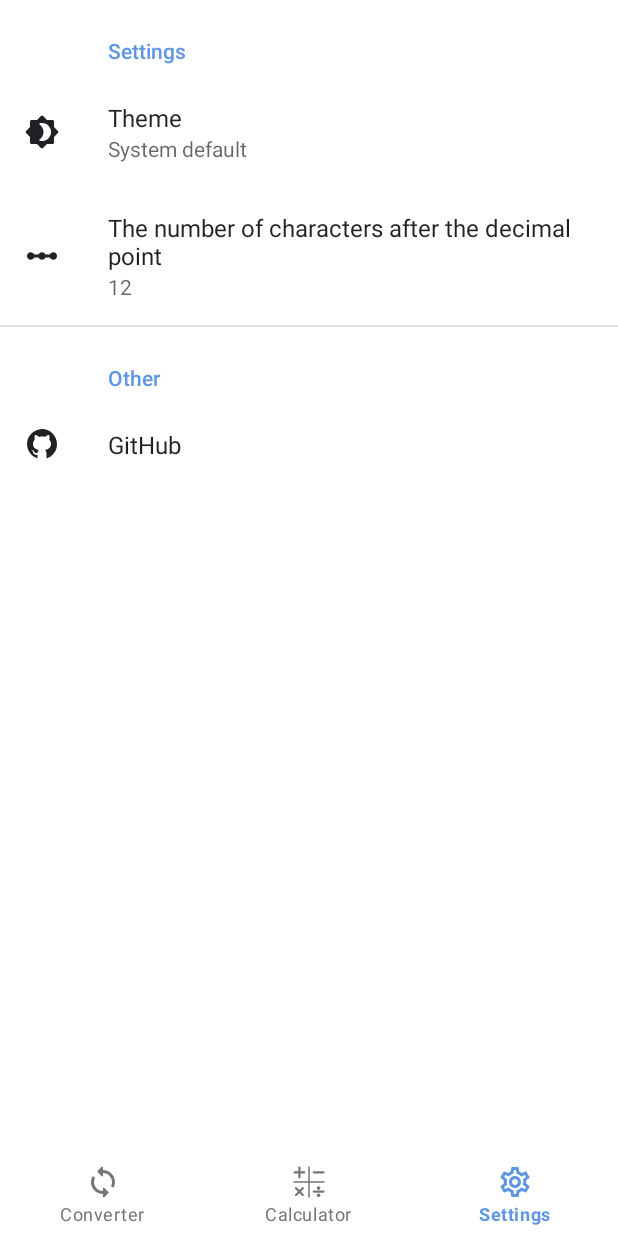
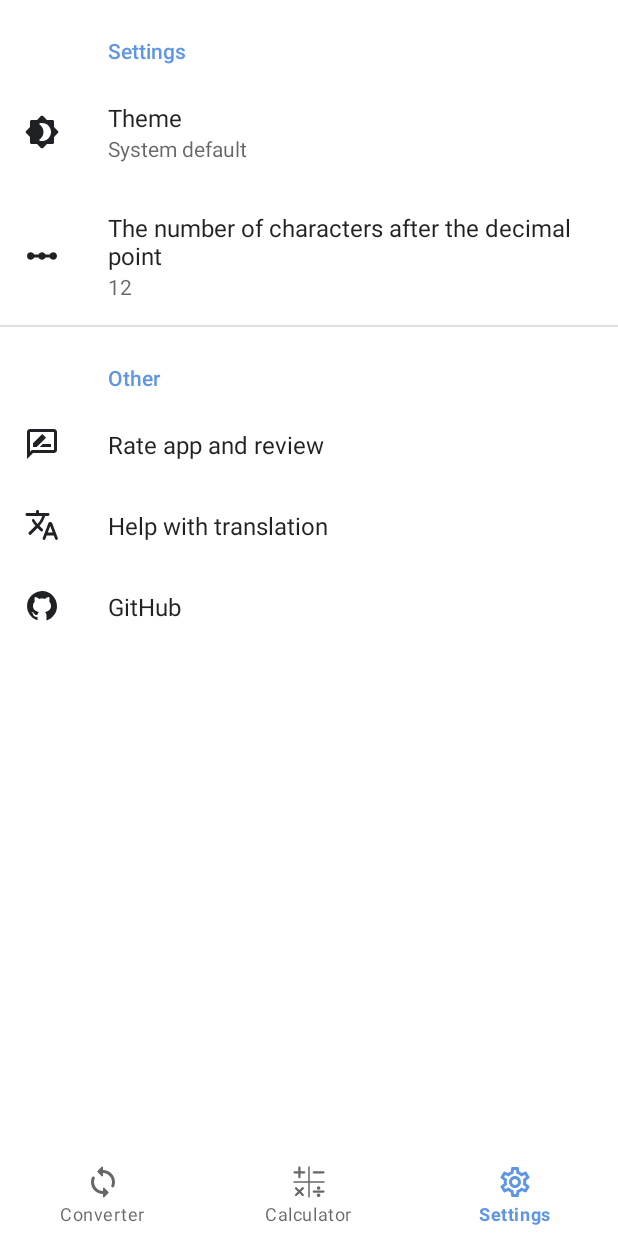
Before and after one commit to jedi1150/number-systems, an Android app: the SettingsFragment screen opened through its navigation route, on a phone screen of 412 x 824 dp. Run offline under Robolectric (Android 15) with nearby library versions, the phone set to English and light mode, and no system bars; our stand-ins replace androidx.preference, navigation-ui; 1 statement that could not run was skipped.

Commit message:
Android 11 support

```diff
--- a/app/src/main/java/ru/sandello/binaryconverter/MainActivity.kt
+++ b/app/src/main/java/ru/sandello/binaryconverter/MainActivity.kt
@@ -13,8 +13,8 @@ import androidx.appcompat.app.AppCompatActivity
 import androidx.appcompat.app.AppCompatDelegate
 import androidx.core.view.updatePadding
 import androidx.navigation.NavController
-import androidx.navigation.Navigation
 import androidx.navigation.findNavController
+import androidx.navigation.fragment.NavHostFragment
 import androidx.navigation.ui.NavigationUI
 import androidx.preference.PreferenceManager
 import kotlinx.android.synthetic.main.activity_main.*
@@ -28,7 +28,6 @@ class MainActivity : AppCompatActivity() {
         super.onCreate(savedInstanceState)
         setNightMode()
         setContentView(R.layout.activity_main)
-
         main_container.setOnApplyWindowInsetsListener { _, insets ->
             bottom_navigation.updatePadding(bottom = insets.systemWindowInsetBottom, right = insets.systemWindowInsetRight, left = insets.systemWindowInsetLeft)
             insets
@@ -37,7 +36,8 @@ class MainActivity : AppCompatActivity() {
         val themePref = getSharedPreferences("decLength", Context.MODE_PRIVATE)
         fractionCount = themePref.getInt("decLength", 12)
 
-        val navController = Navigation.findNavController(this, R.id.nav_host_fragment)
+        val navHostFragment = supportFragmentManager.findFragmentById(R.id.nav_host_fragment) as NavHostFragment
+        val navController = navHostFragment.navController
         setupBottomNavMenu(navController)
         navController.addOnDestinationChangedListener { _, destination, _ ->
             if (destination.label.toString() == "Settings") {
--- a/app/src/main/java/ru/sandello/binaryconverter/SettingsFragment.kt
+++ b/app/src/main/java/ru/sandello/binaryconverter/SettingsFragment.kt
@@ -1,6 +1,5 @@
 package ru.sandello.binaryconverter
 
-import android.content.DialogInterface
 import android.net.Uri
 import android.os.Build
 import android.os.Bundle
@@ -12,15 +11,18 @@ import androidx.core.view.updatePadding
 import androidx.preference.ListPreference
 import androidx.preference.Preference
 import androidx.preference.PreferenceFragmentCompat
-import kotlinx.android.synthetic.main.activity_main.view.*
+import com.google.android.play.core.review.ReviewManagerFactory
 
 
+@Suppress("DEPRECATION")
 class SettingsFragment : PreferenceFragmentCompat() {
 
     override fun onViewCreated(view: View, savedInstanceState: Bundle?) {
         super.onViewCreated(view, savedInstanceState)
-        view.setOnApplyWindowInsetsListener { it, insets ->
-            it.updatePadding(bottom = view.rootView.bottom_navigation.height, right = insets.systemWindowInsetRight, left = insets.systemWindowInsetLeft)
+        view.setOnApplyWindowInsetsListener { v, insets ->
+            view.post {
+                v.updatePadding(top = insets.systemWindowInsetTop, bottom = insets.systemWindowInsetBottom)
+            }
             insets
         }
     }
@@ -30,6 +32,7 @@ class SettingsFragment : PreferenceFragmentCompat() {
         val themePref = findPreference("theme") as ListPreference?
         val languagePref = findPreference("language") as ListPreference?
         val commaPref = findPreference("comma") as ListPreference?
+        val reviewPref = findPreference("review") as Preference?
         val translatePref = findPreference("translate") as Preference?
         val githubPref = findPreference("github") as Preference?
 
@@ -62,7 +65,6 @@ class SettingsFragment : PreferenceFragmentCompat() {
             themePref?.setValueIndex(2)
 
 
-
         val languageEntries = resources.getStringArray(R.array.language_array)
         val languageEntryValues = resources.getStringArray(R.array.language_locale_array)
         languagePref?.entries = languageEntries
@@ -78,11 +80,26 @@ class SettingsFragment : PreferenceFragmentCompat() {
         if (commaPref?.value == null)
             commaPref?.value = "12"
 
+        reviewPref?.setOnPreferenceClickListener {
+            val reviewManager = ReviewManagerFactory.create(activity)
+            val requestReviewFlow = reviewManager.requestReviewFlow()
+            requestReviewFlow.addOnCompleteListener { request ->
+                if (request.isSuccessful) {
+                    val reviewInfo = request.result
+                    val flow = reviewManager.launchReviewFlow(activity, reviewInfo)
+                    flow.addOnCompleteListener {
+                        // Обрабатываем завершение сценария оценки
+                    }
+                }
+            }
+            true
+        }
+
         translatePref?.setOnPreferenceClickListener {
-            val url = "https://t.me/jedi1150"
+            val url = "https://app.lokalise.com/project/500055995e428d3e42ff98.41853582/?view=multi"
             val builder = CustomTabsIntent.Builder()
             val customTabsIntent = builder.build()
-            customTabsIntent.launchUrl(context!!, Uri.parse(url))
+            customTabsIntent.launchUrl(requireContext(), Uri.parse(url))
             true
         }
 
@@ -90,7 +107,7 @@ class SettingsFragment : PreferenceFragmentCompat() {
             val url = "https://github.com/jedi1150/Number-Systems"
             val builder = CustomTabsIntent.Builder()
             val customTabsIntent = builder.build()
-            customTabsIntent.launchUrl(context!!, Uri.parse(url))
+            customTabsIntent.launchUrl(requireContext(), Uri.parse(url))
             true
         }
     }
--- /dev/null
+++ b/app/src/main/res/drawable/rate_review.xml
@@ -0,0 +1,9 @@
+<vector xmlns:android="http://schemas.android.com/apk/res/android"
+    android:width="24dp"
+    android:height="24dp"
+    android:viewportWidth="24"
+    android:viewportHeight="24">
+    <path
+        android:fillColor="?attr/iconColor"
+        android:pathData="M20,2L4,2c-1.1,0 -1.99,0.9 -1.99,2L2,22l4,-4h14c1.1,0 2,-0.9 2,-2L22,4c0,-1.1 -0.9,-2 -2,-2zM20,16L5.17,16l-0.59,0.59 -0.58,0.58L4,4h16v12zM10.5,14L18,14v-2h-5.5zM14.36,8.13c0.2,-0.2 0.2,-0.51 0,-0.71l-1.77,-1.77c-0.2,-0.2 -0.51,-0.2 -0.71,0L6,11.53L6,14h2.47l5.89,-5.87z" />
+</vector>
--- a/app/src/main/res/layout/activity_main.xml
+++ b/app/src/main/res/layout/activity_main.xml
@@ -4,10 +4,10 @@
     android:id="@+id/main_container"
     android:layout_width="match_parent"
     android:layout_height="match_parent"
-    android:fitsSystemWindows="false"
-    android:clipChildren="false">
+    android:clipChildren="false"
+    android:fitsSystemWindows="false">
 
-    <fragment
+    <androidx.fragment.app.FragmentContainerView
         android:id="@+id/nav_host_fragment"
         android:name="androidx.navigation.fragment.NavHostFragment"
         android:layout_width="match_parent"
@@ -22,10 +22,7 @@
         android:layout_width="match_parent"
         android:layout_height="wrap_content"
         android:layout_gravity="bottom"
-        android:background="?attr/colorBottomNavigation"
         app:elevation="0dp"
-        app:itemIconTint="@color/custom_tab_textcolors"
-        app:itemTextColor="@color/custom_tab_textcolors"
         app:menu="@menu/bottom_menu">
 
     </com.google.android.material.bottomnavigation.BottomNavigationView>
@@ -47,26 +44,25 @@
 
         <com.google.android.material.floatingactionbutton.ExtendedFloatingActionButton
             android:id="@+id/clear_fab"
-            style="@style/Widget.MaterialComponents.ExtendedFloatingActionButton.Icon"
             android:layout_width="wrap_content"
             android:layout_height="wrap_content"
             android:layout_gravity="bottom|center|end"
+            android:layout_marginTop="16dp"
             android:layout_marginEnd="16dp"
             android:layout_marginBottom="16dp"
-            android:layout_marginTop="16dp"
-            app:backgroundTint="?attr/colorPrimaryDark"
+            android:backgroundTint="?android:attr/windowBackground"
+            android:elevation="8dp"
             app:icon="@drawable/close"
-            app:iconTint="?attr/colorInverseIcon"
+            app:iconTint="?attr/colorOnBackground"
             app:rippleColor="@color/design_default_color_error" />
 
         <com.google.android.material.floatingactionbutton.ExtendedFloatingActionButton
             android:id="@+id/explanation_fab"
-            style="@style/Widget.MaterialComponents.ExtendedFloatingActionButton.Icon"
             android:layout_width="wrap_content"
             android:layout_height="wrap_content"
             android:layout_gravity="center"
             android:text="@string/explanation"
-            app:icon="@drawable/explanation"/>
+            app:icon="@drawable/explanation" />
 
     </androidx.coordinatorlayout.widget.CoordinatorLayout>
 
--- a/app/src/main/res/layout/fragment_calculator.xml
+++ b/app/src/main/res/layout/fragment_calculator.xml
@@ -39,7 +39,7 @@
                 app:layout_constraintStart_toStartOf="parent"
                 app:layout_constraintTop_toTopOf="parent">
 
-                <androidx.appcompat.widget.AppCompatEditText
+                <com.google.android.material.textfield.TextInputEditText
                     android:id="@+id/editTextVal1"
                     android:layout_width="match_parent"
                     android:layout_height="wrap_content"
@@ -129,7 +129,7 @@
                 app:layout_constraintStart_toStartOf="parent"
                 app:layout_constraintTop_toBottomOf="@+id/toggleGroup">
 
-                <androidx.appcompat.widget.AppCompatEditText
+                <com.google.android.material.textfield.TextInputEditText
                     android:id="@+id/editTextVal2"
                     android:layout_width="match_parent"
                     android:layout_height="wrap_content"
@@ -175,7 +175,7 @@
                 app:layout_constraintTop_toBottomOf="@+id/textInputLayoutCustom2"
                 tools:ignore="KeyboardInaccessibleWidget">
 
-                <androidx.appcompat.widget.AppCompatEditText
+                <com.google.android.material.textfield.TextInputEditText
                     android:id="@+id/editTextResult"
                     android:layout_width="match_parent"
                     android:layout_height="wrap_content"
--- a/app/src/main/res/values/strings.xml
+++ b/app/src/main/res/values/strings.xml
@@ -17,12 +17,14 @@
     <string name="step_3">Write the result in reverse order</string>
     <string name="available_characters_for_input">Available characters for input</string>
     <string name="index" translatable="false">index</string>
+    <string name="multiply_symb" translatable="false">×</string>
     <string name="settings">Settings</string>
     <string name="step_4">The fractional part of the number is multiplied by the base of the new</string>
     <string name="light">Light</string>
     <string name="dark">Dark</string>
     <string name="battery_saver">Set by Battery Saver</string>
     <string name="system_default">System default</string>
+    <string name="cancel">Cancel</string>
     <string name="language">Language</string>
     <string name="help_with_translate">Help with translation</string>
     <string name="github" translatable="false">GitHub</string>
@@ -39,4 +41,5 @@
   <string name="choose_theme">Theme</string>
   <string name="other">Other</string>
   <string name="copied">Copied</string>
+    <string name="review">Rate app and review</string>
 </resources>
--- a/app/src/main/res/xml/root_preferences.xml
+++ b/app/src/main/res/xml/root_preferences.xml
@@ -25,8 +25,12 @@
     <PreferenceCategory app:title="@string/other">
 
         <Preference
+            app:icon="@drawable/rate_review"
+            app:key="review"
+            app:title="@string/review" />
+
+        <Preference
             app:icon="@drawable/translate"
-            app:isPreferenceVisible="false"
             app:key="translate"
             app:title="@string/help_with_translate" />
 
```
Also changed, not shown: app/build.gradle (+45 -13 lines), app/src/main/AndroidManifest.xml (+23 -0 lines), app/src/main/java/ru/sandello/binaryconverter/ConvertToDec.kt (+6 -5 lines), app/src/main/res/layout/fragment_converter.xml (+4 -5 lines), app/src/main/res/values/attrs.xml (+1 -6 lines), build.gradle (+6 -8 lines), gradle/wrapper/gradle-wrapper.properties, 22 other files. Lines whose indentation alone changed are shown as unchanged.
